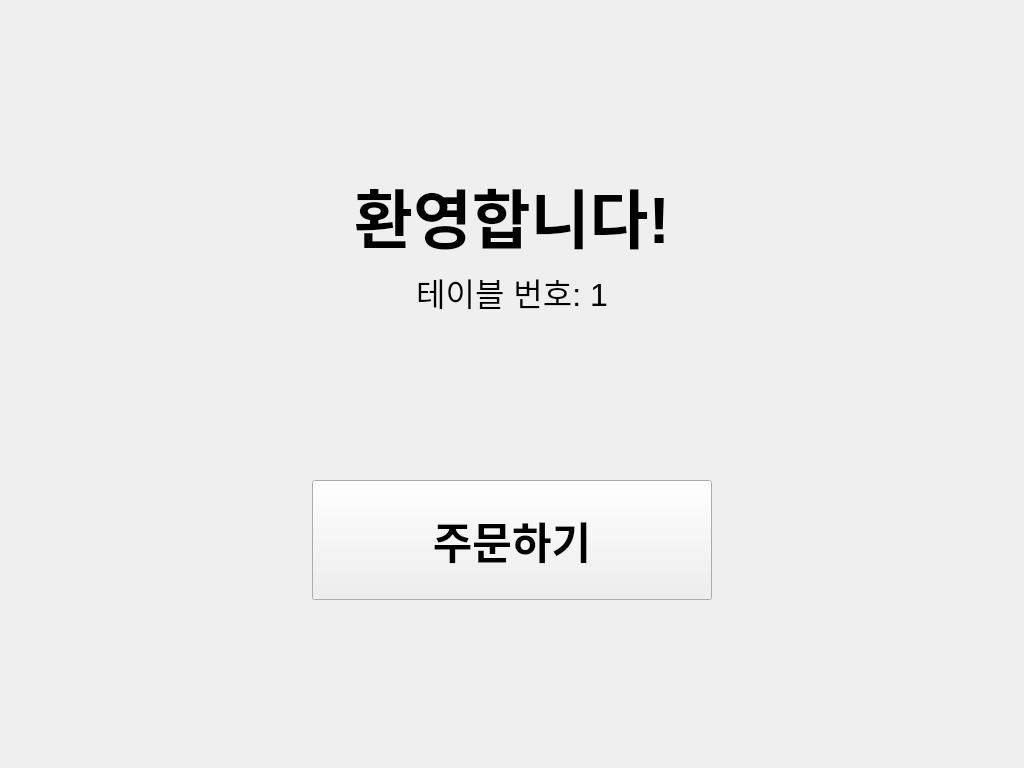
First picture: the form in app/gui/customer_gui/ui/main_window.ui, repository addinedu-roscamp-8th/roscamp-repo-1, before the edit.
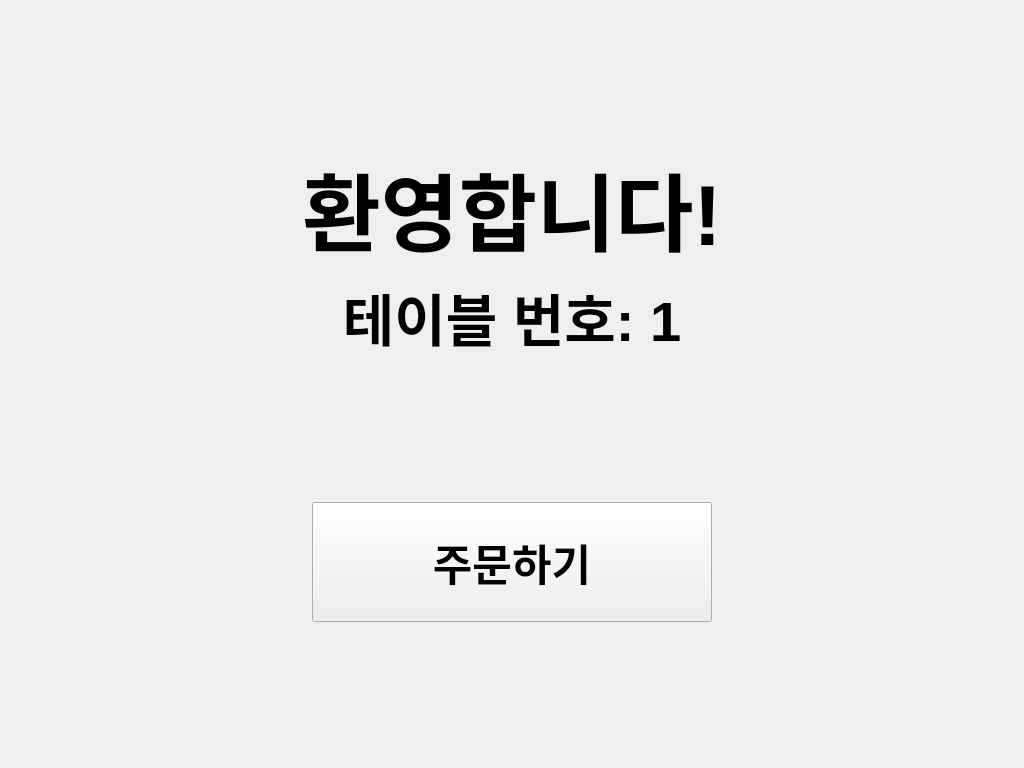
Second picture: the form after the edit.

Patch:
```diff
--- a/app/gui/customer_gui/ui/main_window.ui
+++ b/app/gui/customer_gui/ui/main_window.ui
@@ -38,7 +38,7 @@
       </property>
       <property name="font">
        <font>
-        <pointsize>48</pointsize>
+        <pointsize>64</pointsize>
         <weight>75</weight>
         <bold>true</bold>
        </font>
@@ -55,7 +55,9 @@
       </property>
       <property name="font">
        <font>
-        <pointsize>24</pointsize>
+        <pointsize>42</pointsize>
+        <weight>75</weight>
+        <bold>true</bold>
        </font>
       </property>
      </widget>
```
